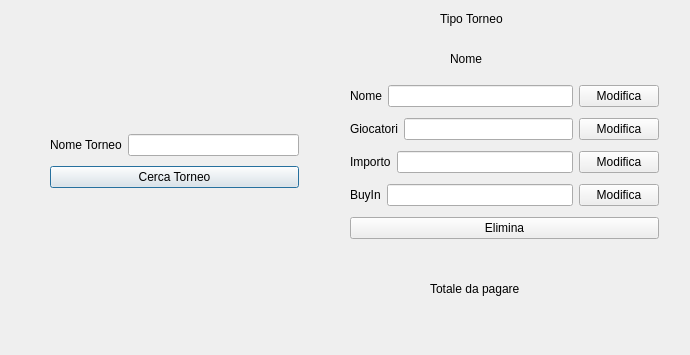
First picture: the form in qDB/searchwindow.ui, repository bsuieric/qDB, before the edit.
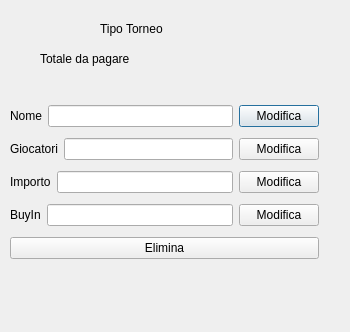
Second picture: the form after the edit.

Commit message: finito edit ,elimina, devo sistemare label mainwindow e searchLabel getImportoTotale

Patch:
```diff
--- a/qDB/searchwindow.ui
+++ b/qDB/searchwindow.ui
@@ -6,8 +6,8 @@
    <rect>
     <x>0</x>
     <y>0</y>
-    <width>690</width>
-    <height>355</height>
+    <width>350</width>
+    <height>332</height>
    </rect>
   </property>
   <property name="windowTitle">
@@ -16,8 +16,8 @@
   <widget class="QLabel" name="searchTipoLabel">
    <property name="geometry">
     <rect>
-     <x>440</x>
-     <y>10</y>
+     <x>100</x>
+     <y>20</y>
      <width>151</width>
      <height>17</height>
     </rect>
@@ -29,9 +29,9 @@
   <widget class="QLabel" name="searchTotaleLabel">
    <property name="geometry">
     <rect>
-     <x>430</x>
-     <y>280</y>
-     <width>161</width>
+     <x>40</x>
+     <y>50</y>
+     <width>251</width>
      <height>17</height>
     </rect>
    </property>
@@ -42,54 +42,8 @@
   <widget class="QWidget" name="layoutWidget">
    <property name="geometry">
     <rect>
-     <x>50</x>
-     <y>130</y>
-     <width>249</width>
-     <height>64</height>
-    </rect>
-   </property>
-   <layout class="QVBoxLayout" name="verticalLayout">
-    <item>
-     <layout class="QHBoxLayout" name="horizontalLayout">
-      <item>
-       <widget class="QLabel" name="CercaNomelabel">
-        <property name="text">
-         <string>Nome Torneo</string>
-        </property>
-       </widget>
-      </item>
-      <item>
-       <widget class="QLineEdit" name="CercaLineEdit"/>
-      </item>
-     </layout>
-    </item>
-    <item>
-     <widget class="QPushButton" name="CercaPushButton">
-      <property name="text">
-       <string>Cerca Torneo</string>
-      </property>
-     </widget>
-    </item>
-   </layout>
-  </widget>
-  <widget class="QLabel" name="labelNome">
-   <property name="geometry">
-    <rect>
-     <x>450</x>
-     <y>50</y>
-     <width>67</width>
-     <height>17</height>
-    </rect>
-   </property>
-   <property name="text">
-    <string>Nome</string>
-   </property>
-  </widget>
-  <widget class="QWidget" name="">
-   <property name="geometry">
-    <rect>
-     <x>350</x>
-     <y>80</y>
+     <x>10</x>
+     <y>100</y>
      <width>309</width>
      <height>169</height>
     </rect>
```
The commit also changes 18 other files.
